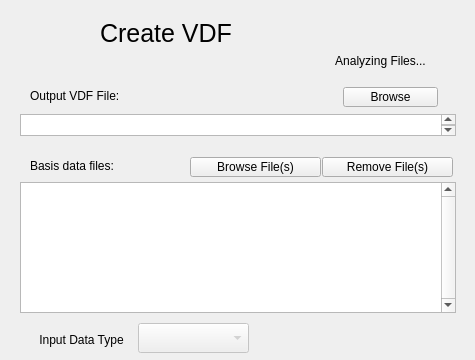
First picture: the form in apps/vdcwizard/ui/Page2.ui, repository yyr/vapor, before the edit.
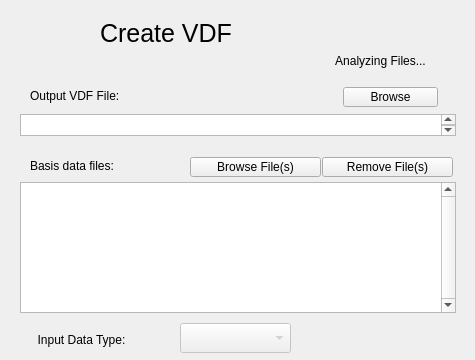
Second picture: the form after the edit.

Commit message: UI tweak for vdcwizard Linux

Patch:
```diff
--- a/apps/vdcwizard/ui/Page2.ui
+++ b/apps/vdcwizard/ui/Page2.ui
@@ -48,7 +48,7 @@
     <enum>Qt::LeftToRight</enum>
    </property>
    <property name="text">
-    <string>Input Data Type</string>
+    <string>Input Data Type:</string>
    </property>
    <property name="alignment">
     <set>Qt::AlignCenter</set>
@@ -187,7 +187,7 @@
    </property>
    <property name="geometry">
     <rect>
-     <x>138</x>
+     <x>180</x>
      <y>323</y>
      <width>111</width>
      <height>30</height>
```
